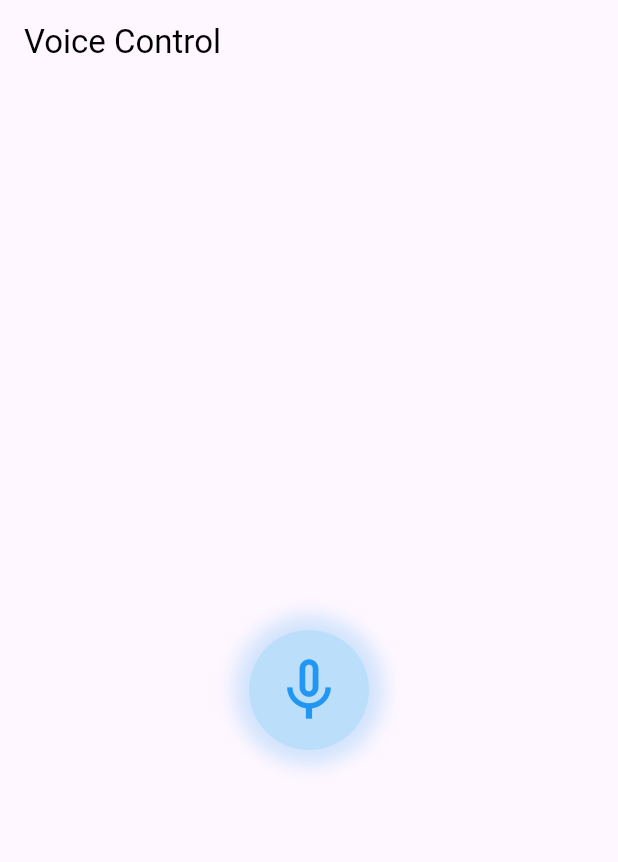
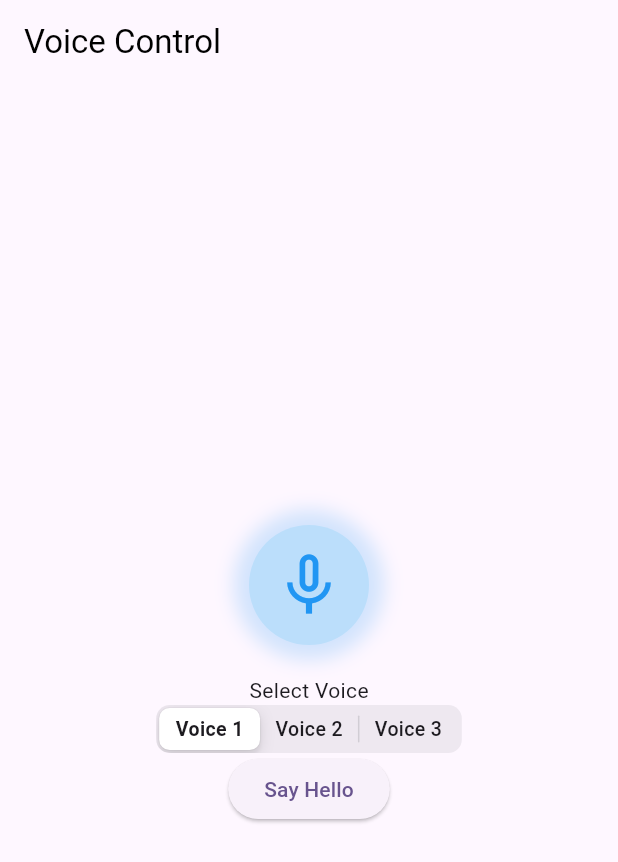
Before and after one commit to HaseebKahn365/ai_es, a Flutter app: the screen it shows after launch, on a phone screen of 412 x 824 dp. Shown: the top 862 px of the screen. Run offline on Flutter 3.47's test engine with Material 3 defaults, Android fonts, the phone set to English and light mode, and no system bars; our stand-ins replace flutter_tts, speech_to_text; Roboto replaces fonts that are missing (Segoe UI, Segoe UI, Arial, sans-serif).

Commit message:
voice speech enabled

```diff
--- a/lib/local_host_service.dart
+++ b/lib/local_host_service.dart
@@ -1,6 +1,12 @@
+import 'dart:convert';
+
+import 'package:flutter/cupertino.dart';
 import 'package:flutter/material.dart';
+import 'package:flutter_tts/flutter_tts.dart';
 import 'package:http/http.dart' as http;
 import 'package:speech_to_text/speech_to_text.dart' as stt;
+
+FlutterTts flutterTts = FlutterTts();
 
 class VoiceControlApp extends StatefulWidget {
   const VoiceControlApp({super.key});
@@ -47,13 +53,20 @@ class _VoiceControlAppState extends State<VoiceControlApp> {
 
       setState(() {
         recievedResp = response.body;
+        // parse the body as json and then look for 'message' key
+        words = json.decode(response.body)['message'];
+        if (words.length > 100) {
+          words = words.substring(0, 100);
+        }
       });
+      await flutterTts.speak(words);
     } catch (e) {
       setState(() => _error = e.toString());
     }
   }
 
   String recievedResp = '';
+  String words = '';
 
   @override
   Widget build(BuildContext context) {
@@ -118,9 +131,71 @@ class _VoiceControlAppState extends State<VoiceControlApp> {
                   textAlign: TextAlign.center,
                 ),
               ),
+
+            //a segmented button to select voice using popup menu and say "Hello this is demo voice for selected voice"
+
+            const SegmentedControlDemo(),
           ],
         ),
       ),
     );
   }
 }
+
+class SegmentedControlDemo extends StatefulWidget {
+  const SegmentedControlDemo({super.key});
+
+  @override
+  State<StatefulWidget> createState() => _SegmentedControlDemoState();
+}
+
+class _SegmentedControlDemoState extends State<SegmentedControlDemo> {
+  final Map<int, Widget> children = const <int, Widget>{
+    0: Text('Voice 1'),
+    1: Text('Voice 2'),
+    2: Text('Voice 3'),
+  };
+
+  int _sharedValue = 0;
+
+  @override
+  Widget build(BuildContext context) {
+    return Padding(
+      padding: const EdgeInsets.all(20),
+      child: Column(
+        children: <Widget>[
+          const Text('Select Voice'),
+          CupertinoSlidingSegmentedControl<int>(
+            children: children,
+            onValueChanged: (int? newValue) {
+              // Changed to accept nullable int
+              if (newValue != null) {
+                // Add null check
+                setState(() {
+                  _sharedValue = newValue;
+                });
+              }
+            },
+            groupValue: _sharedValue,
+          ),
+          ElevatedButton(
+            onPressed: () async {
+              await flutterTts.setVoice({"name": "en-us-x-sfg#female_1-local", "locale": "en-US"});
+              Map<String, String> voice;
+              if (_sharedValue == 0) {
+                voice = {"name": "en-us-x-sfg#male_1-local", "locale": "en-US"};
+              } else if (_sharedValue == 1) {
+                voice = {"name": "en-us-x-sfg#male_2-local", "locale": "en-US"};
+              } else {
+                voice = {"name": "en-us-x-sfg#male_3-local", "locale": "en-US"};
+              }
+
+              await flutterTts.speak('Hello this is demo voice for selected voice');
+            },
+            child: const Text('Say Hello'),
+          ),
+        ],
+      ),
+    );
+  }
+}
--- a/lib/main.dart
+++ b/lib/main.dart
@@ -15,6 +15,13 @@ class MyApp extends StatelessWidget {
       theme: ThemeData(
         colorScheme: ColorScheme.fromSeed(seedColor: Colors.deepPurple),
         useMaterial3: true,
+        fontFamily: 'Segoe UI', // Windows system font
+        // Fallback fonts for other platforms
+        textTheme: const TextTheme(
+          bodyMedium: TextStyle(
+            fontFamily: 'Segoe UI, Arial, sans-serif',
+          ),
+        ),
       ),
       home: const VoiceControlApp(),
     );
--- a/pubspec.yaml
+++ b/pubspec.yaml
@@ -37,6 +37,7 @@ dependencies:
   cupertino_icons: ^1.0.8
   http: ^1.2.2
   speech_to_text: ^7.0.0
+  flutter_tts: ^4.2.0
 
 dev_dependencies:
   flutter_test:
```
Also changed, not shown: pubspec.lock, 4 other files.
